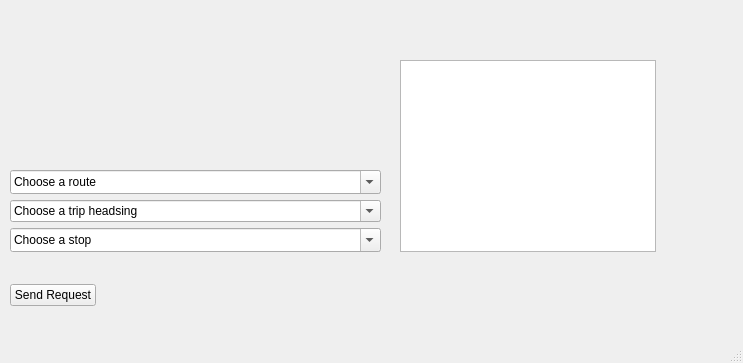
Old version of the form ui/MainWindow.ui in the repository nathanfourniol/neobibus.
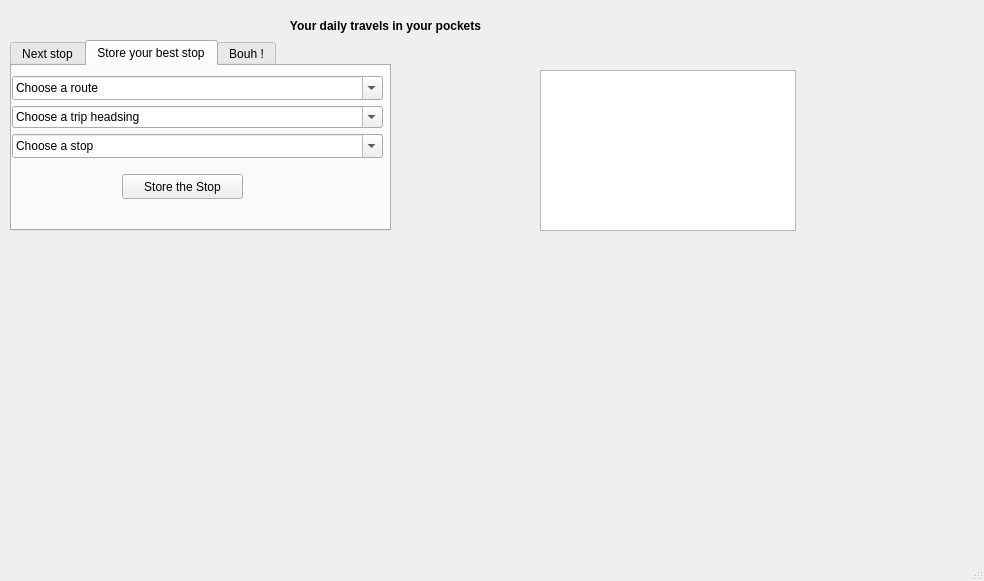
New version of the form.

Commit message: add pictures and best stop

What changed in the file:
```diff
--- a/ui/MainWindow.ui
+++ b/ui/MainWindow.ui
@@ -6,8 +6,8 @@
    <rect>
     <x>0</x>
     <y>0</y>
-    <width>743</width>
-    <height>363</height>
+    <width>984</width>
+    <height>581</height>
    </rect>
   </property>
   <property name="windowTitle">
@@ -16,22 +16,82 @@
   <property name="autoFillBackground">
    <bool>false</bool>
   </property>
+  <property name="animated">
+   <bool>true</bool>
+  </property>
   <widget class="QWidget" name="centralwidget">
    <widget class="QTextBrowser" name="textBrowser_display">
     <property name="geometry">
      <rect>
-      <x>400</x>
-      <y>60</y>
+      <x>540</x>
+      <y>70</y>
       <width>256</width>
-      <height>192</height>
+      <height>161</height>
      </rect>
     </property>
    </widget>
+   <widget class="QWidget" name="img" native="true">
+    <property name="geometry">
+     <rect>
+      <x>670</x>
+      <y>240</y>
+      <width>301</width>
+      <height>291</height>
+     </rect>
+    </property>
+   </widget>
+   <widget class="QLabel" name="label_catch_sentence">
+    <property name="geometry">
+     <rect>
+      <x>260</x>
+      <y>10</y>
+      <width>251</width>
+      <height>31</height>
+     </rect>
+    </property>
+    <property name="font">
+     <font>
+      <weight>75</weight>
+      <bold>true</bold>
+     </font>
+    </property>
+    <property name="text">
+     <string>Your daily travels in your pockets</string>
+    </property>
+    <property name="alignment">
+     <set>Qt::AlignCenter</set>
+    </property>
+   </widget>
+   <widget class="QTabWidget" name="tabWidget">
+    <property name="geometry">
+     <rect>
+      <x>10</x>
+      <y>40</y>
+      <width>381</width>
+      <height>191</height>
+     </rect>
+    </property>
+    <property name="tabPosition">
+     <enum>QTabWidget::North</enum>
+    </property>
+    <property name="currentIndex">
+     <number>1</number>
+    </property>
+    <property name="tabsClosable">
+     <bool>false</bool>
+    </property>
+    <property name="tabBarAutoHide">
+     <bool>false</bool>
+    </property>
+    <widget class="QWidget" name="tab">
+     <attribute name="title">
+      <string>Next stop</string>
+     </attribute>
    <widget class="QWidget" name="verticalLayoutWidget">
     <property name="geometry">
      <rect>
-      <x>10</x>
-      <y>170</y>
+        <x>0</x>
+        <y>20</y>
       <width>371</width>
       <height>136</height>
      </rect>
@@ -77,13 +137,19 @@
       </widget>
      </item>
      <item>
-      <widget class="QWidget" name="widget" native="true"/>
-     </item>
-     <item>
+        <widget class="QWidget" name="widget" native="true">
       <widget class="QPushButton" name="pushButton_send_request">
        <property name="enabled">
         <bool>true</bool>
        </property>
+          <property name="geometry">
+           <rect>
+            <x>130</x>
+            <y>10</y>
+            <width>80</width>
+            <height>25</height>
+           </rect>
+          </property>
        <property name="sizePolicy">
         <sizepolicy hsizetype="Fixed" vsizetype="Fixed">
          <horstretch>0</horstretch>
@@ -94,22 +160,118 @@
         <enum>Qt::LeftToRight</enum>
        </property>
        <property name="text">
-        <string>Send Request</string>
+           <string>Let's Go</string>
        </property>
        <property name="checkable">
         <bool>false</bool>
        </property>
       </widget>
+        </widget>
      </item>
     </layout>
    </widget>
-   <widget class="QWidget" name="img" native="true">
+    </widget>
+    <widget class="QWidget" name="tab_2">
+     <attribute name="title">
+      <string>Store your best stop</string>
+     </attribute>
+     <widget class="QWidget" name="verticalLayoutWidget_2">
     <property name="geometry">
      <rect>
-      <x>10</x>
-      <y>20</y>
+        <x>0</x>
+        <y>10</y>
       <width>371</width>
-      <height>131</height>
+        <height>136</height>
+       </rect>
+      </property>
+      <layout class="QVBoxLayout" name="verticalLayout_2">
+       <item>
+        <widget class="QComboBox" name="comboBox_route_list_2">
+         <property name="enabled">
+          <bool>true</bool>
+         </property>
+         <property name="editable">
+          <bool>true</bool>
+         </property>
+         <property name="currentText">
+          <string>Choose a route </string>
+         </property>
+         <property name="sizeAdjustPolicy">
+          <enum>QComboBox::AdjustToMinimumContentsLengthWithIcon</enum>
+         </property>
+        </widget>
+       </item>
+       <item>
+        <widget class="QComboBox" name="comboBox_trip_headsign_list_2">
+         <property name="editable">
+          <bool>true</bool>
+         </property>
+         <property name="currentText">
+          <string>Choose a trip headsing</string>
+         </property>
+        </widget>
+       </item>
+       <item>
+        <widget class="QComboBox" name="comboBox_stop_list_2">
+         <property name="editable">
+          <bool>true</bool>
+         </property>
+         <property name="currentText">
+          <string>Choose a stop</string>
+         </property>
+         <property name="sizeAdjustPolicy">
+          <enum>QComboBox::AdjustToMinimumContentsLengthWithIcon</enum>
+         </property>
+        </widget>
+       </item>
+       <item>
+        <widget class="QWidget" name="widget_2" native="true">
+         <widget class="QPushButton" name="pushButton_store_stop">
+          <property name="enabled">
+           <bool>true</bool>
+          </property>
+          <property name="geometry">
+           <rect>
+            <x>110</x>
+            <y>10</y>
+            <width>121</width>
+            <height>25</height>
+           </rect>
+          </property>
+          <property name="sizePolicy">
+           <sizepolicy hsizetype="Fixed" vsizetype="Fixed">
+            <horstretch>0</horstretch>
+            <verstretch>0</verstretch>
+           </sizepolicy>
+          </property>
+          <property name="layoutDirection">
+           <enum>Qt::LeftToRight</enum>
+          </property>
+          <property name="text">
+           <string>Store the Stop</string>
+          </property>
+          <property name="checkable">
+           <bool>false</bool>
+          </property>
+         </widget>
+        </widget>
+       </item>
+      </layout>
+     </widget>
+    </widget>
+    <widget class="QWidget" name="tab_3">
+     <attribute name="title">
+      <string>Bouh !</string>
+     </attribute>
+    </widget>
+   </widget>
+   <widget class="QWidget" name="img2" native="true">
+    <property name="geometry">
+     <rect>
+      <x>10</x>
+      <y>240</y>
+      <width>641</width>
+      <height>301</height>
      </rect>
     </property>
    </widget>
@@ -119,7 +281,7 @@
     <rect>
      <x>0</x>
      <y>0</y>
-     <width>743</width>
+     <width>984</width>
      <height>22</height>
     </rect>
    </property>
```
Lines whose indentation alone changed are shown as unchanged. The commit also changes 4 other files.
